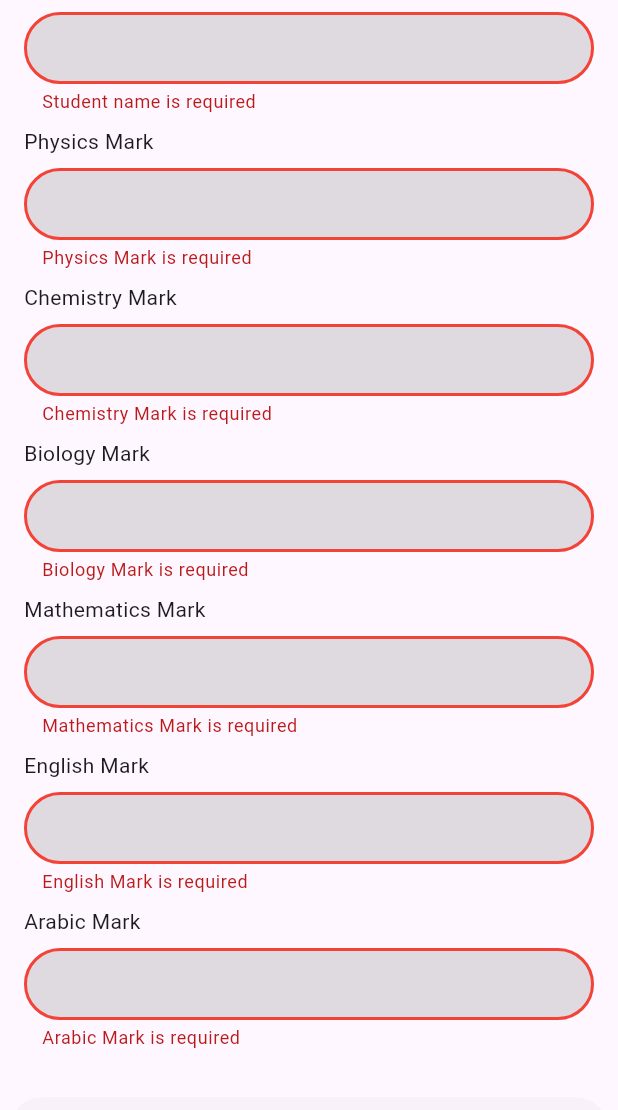
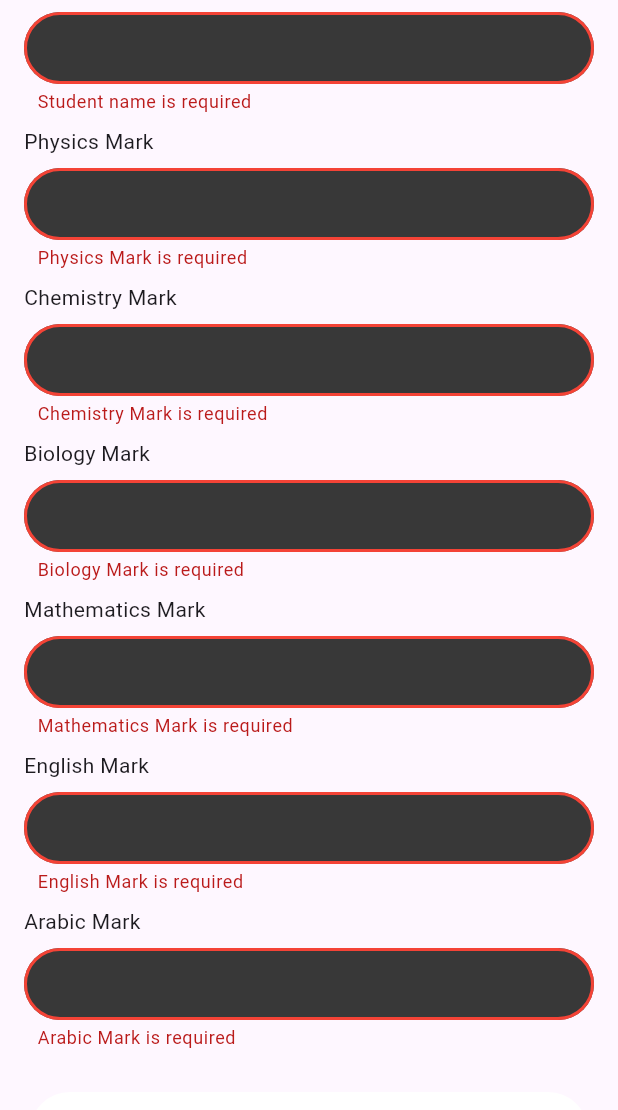
Before and after one commit to adhilfouzi/Students_database_by_provider, a Flutter app: the AddStudentMark screen opened directly, after a tap on "Submit", on a phone screen of 412 x 824 dp, the part 126-1236 px from its top. Run offline on Flutter 3.47's test engine with Material 3 defaults, Android fonts, the phone set to English and light mode, and no system bars; our stand-ins replace get.

Commit message:
button design  added

```diff
--- a/lib/controller/formfiled.dart
+++ b/lib/controller/formfiled.dart
@@ -50,34 +50,22 @@ class TextFieldBlue extends StatelessWidget {
             onChanged: onChanged,
             decoration: InputDecoration(
               filled: true,
-              fillColor: Colors.black12,
+              fillColor: const Color.fromARGB(255, 56, 56, 56),
               errorBorder: OutlineInputBorder(
                 borderRadius: BorderRadius.circular(40.0),
                 borderSide: const BorderSide(color: Colors.red, width: 2),
               ),
-              // enabledBorder: OutlineInputBorder(
-              //   borderRadius: BorderRadius.circular(40.0),
-              //   borderSide: const BorderSide(color: Colors.black, width: 2),
-              // ),
               border: OutlineInputBorder(
                 borderRadius: BorderRadius.circular(40.0),
                 borderSide:
                     const BorderSide(color: Colors.greenAccent, width: 2),
               ),
-              iconColor: Colors.greenAccent,
               contentPadding:
-                  const EdgeInsets.symmetric(horizontal: 8, vertical: 8),
-              prefixIcon: preicondata != null
-                  ? Icon(preicondata, size: 20, color: Colors.green)
-                  : null,
-              suffixIcon: posticondata != null
-                  ? Icon(posticondata, size: 10, color: Colors.green)
-                  : null,
-              // hintText: textcontent,
-              // hintStyle: const TextStyle(
-              //     //color: Color.fromRGBO(0, 0, 0, 0.5),
-              //     fontFamily: 'Raleway',
-              //     fontSize: 10),
+                  const EdgeInsets.symmetric(horizontal: 5, vertical: 5),
+              enabledBorder: const OutlineInputBorder(
+                  borderSide:
+                      BorderSide(color: Color.fromARGB(255, 102, 102, 102)),
+                  borderRadius: BorderRadius.all(Radius.circular(20))),
             ),
           ),
         ),
--- /dev/null
+++ b/lib/controller/submitbutton.dart
@@ -0,0 +1,37 @@
+import 'package:flutter/material.dart';
+
+class SubmitButton extends StatelessWidget {
+  final Function()? onTap;
+  final String textcontent;
+
+  const SubmitButton(
+      {super.key, required this.onTap, required this.textcontent});
+
+  @override
+  Widget build(BuildContext context) {
+    return InkWell(
+      customBorder: RoundedRectangleBorder(
+        borderRadius: BorderRadius.circular(50),
+      ),
+      onTap: onTap,
+      child: Container(
+        padding: const EdgeInsets.all(15),
+        margin: const EdgeInsets.symmetric(horizontal: 12),
+        decoration: BoxDecoration(
+          color: const Color.fromARGB(255, 255, 255, 255),
+          borderRadius: BorderRadius.circular(50),
+        ),
+        child: Center(
+          child: Text(
+            textcontent,
+            style: const TextStyle(
+              color: Color.fromARGB(255, 0, 0, 0),
+              fontWeight: FontWeight.bold,
+              fontSize: 16,
+            ),
+          ),
+        ),
+      ),
+    );
+  }
+}
--- a/lib/view/addstudentmark.dart
+++ b/lib/view/addstudentmark.dart
@@ -1,6 +1,7 @@
 import 'package:flutter/material.dart';
 import 'package:get/get.dart';
 import 'package:get/get_core/src/get_main.dart';
+import 'package:student_management_using_provider/controller/submitbutton.dart';
 import 'package:student_management_using_provider/view/homepage.dart';
 import 'package:student_management_using_provider/model/student.dart';
 import 'package:student_management_using_provider/model/studentfunction.dart';
@@ -115,13 +116,11 @@ class AddStudentMark extends StatelessWidget {
                 Row(
                   children: [
                     Expanded(
-                      child: ElevatedButton(
-                        onPressed: () {
-                          submit();
-                        },
-                        child: const Text('Submit'),
-                      ),
-                    ),
+                        child: SubmitButton(
+                            onTap: () {
+                              submit();
+                            },
+                            textcontent: 'Submit')),
                   ],
                 ),
               ],
--- a/lib/view/editstudentmark.dart
+++ b/lib/view/editstudentmark.dart
@@ -1,6 +1,7 @@
 import 'package:flutter/material.dart';
 import 'package:get/get.dart';
 import 'package:student_management_using_provider/controller/editcontroller.dart';
+import 'package:student_management_using_provider/controller/submitbutton.dart';
 import 'package:student_management_using_provider/view/homepage.dart';
 import 'package:student_management_using_provider/model/student.dart';
 import 'package:student_management_using_provider/controller/formfiled.dart';
@@ -107,15 +108,21 @@ class EditStudentMark extends StatelessWidget {
                     height: 10,
                   ),
                   const SizedBox(height: 10),
-                  ElevatedButton(
-                    onPressed: () {
+                  Row(
+                    children: [
+                      Expanded(
+                        child: SubmitButton(
+                          onTap: () {
                             if (controller.submit(_formKey)) {
                               Get.offAll(() => const HomePage());
                             } else {
                               // Handle submission failure
                             }
                           },
-                    child: const Text('Submit'),
+                          textcontent: 'Save Changes',
+                        ),
+                      ),
+                    ],
                   ),
                 ],
               ),
--- a/lib/view/homepage.dart
+++ b/lib/view/homepage.dart
@@ -37,16 +37,18 @@ class HomePage extends StatelessWidget {
           child: GetBuilder<Student>(
               // initState: (state) => Student(),
               builder: (controller) {
-            return ListView.builder(
+            return Padding(
+              padding: const EdgeInsets.all(8.0),
+              child: ListView.builder(
                 itemCount: controller.stList.length,
                 itemBuilder: (context, index) {
                   final core = controller.stList[index];
                   final id = core.id;
                   return Card(
                     child: ListTile(
-                    // leading: CircleAvatar(
-                    //   child: Text('data'),
-                    // ),
+                      leading: CircleAvatar(
+                        child: Text((index + 1).toString()),
+                      ),
                       title: Text(core.name),
                       subtitle: Text('Mark : ${core.percentage}%'),
                       trailing: PopupMenuButton(
@@ -78,6 +80,7 @@ class HomePage extends StatelessWidget {
                     ),
                   );
                 },
+              ),
             );
           }),
         );
```
Lines whose indentation alone changed are shown as unchanged.
